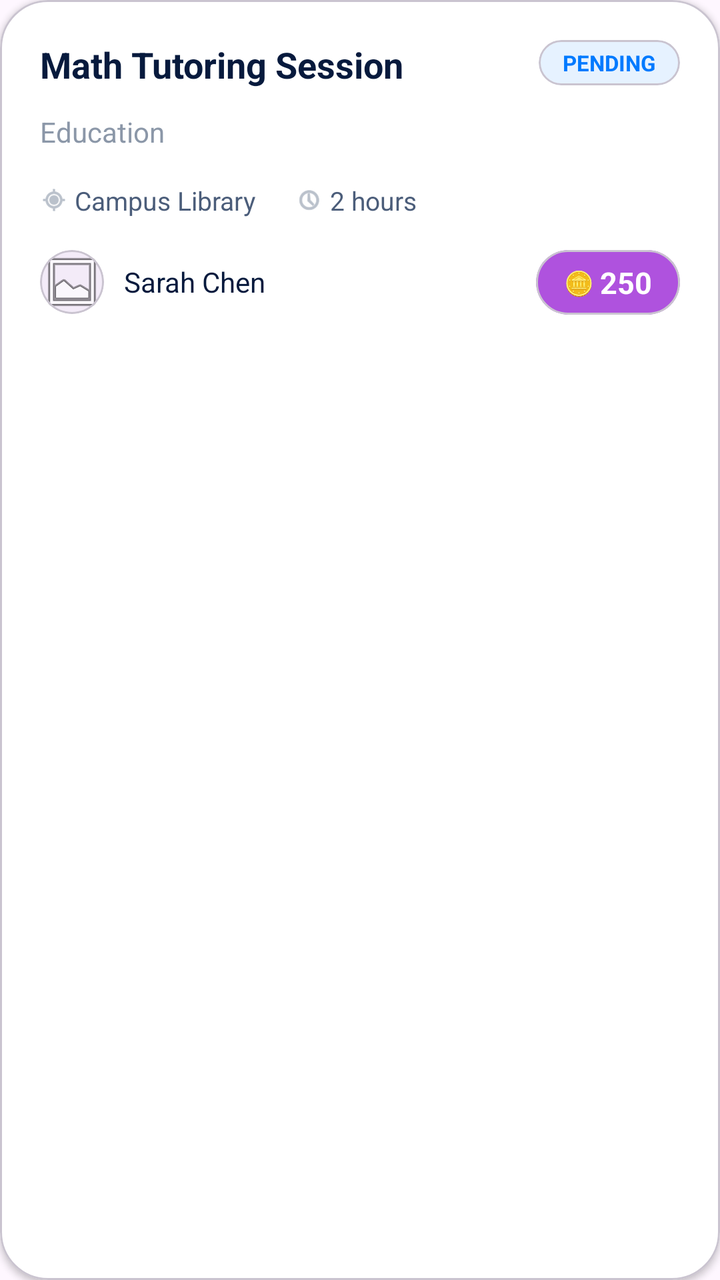
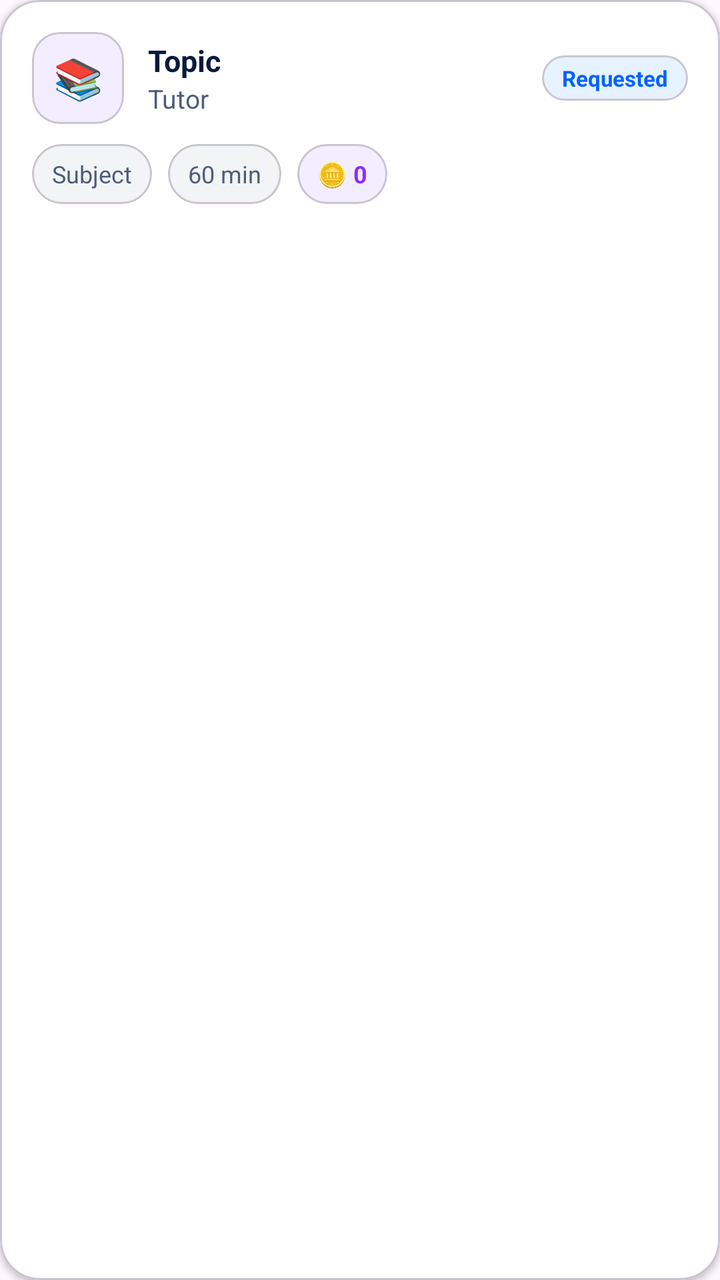

Screens rendered from an Android XML layout before and after an edit, with the pre-edit source and the edit as a unified diff.
<!-- AndroidManifest.xml: application theme Theme.PeerTutoringApollo -->
<!-- res/layout/item_session_request.xml -->
<?xml version="1.0" encoding="utf-8"?>
<com.google.android.material.card.MaterialCardView
    xmlns:android="http://schemas.android.com/apk/res/android"
    xmlns:app="http://schemas.android.com/apk/res-auto"
    android:layout_width="match_parent"
    android:layout_height="wrap_content"
    android:layout_marginBottom="16dp"
    app:cardCornerRadius="24dp"
    app:cardBackgroundColor="#FFFFFF"
    app:cardElevation="2dp">

    <LinearLayout
        android:layout_width="match_parent"
        android:layout_height="wrap_content"
        android:orientation="vertical"
        android:padding="20dp">

        
        <RelativeLayout
            android:layout_width="match_parent"
            android:layout_height="wrap_content"
            android:layout_marginBottom="12dp">

            <TextView
                android:id="@+id/tvTopic"
                android:layout_width="wrap_content"
                android:layout_height="wrap_content"
                android:layout_alignParentStart="true"
                android:layout_toStartOf="@id/cardStatusBadge"
                android:text="Math Tutoring Session"
                android:textColor="#071A3D"
                android:textSize="18sp"
                android:textStyle="bold" />

            <com.google.android.material.card.MaterialCardView
                android:id="@+id/cardStatusBadge"
                android:layout_width="wrap_content"
                android:layout_height="wrap_content"
                android:layout_alignParentEnd="true"
                app:cardCornerRadius="12dp"
                app:cardBackgroundColor="#E6F2FF"
                app:cardElevation="0dp">
                <TextView
                    android:id="@+id/tvStatusBadge"
                    android:layout_width="wrap_content"
                    android:layout_height="wrap_content"
                    android:paddingHorizontal="12dp"
                    android:paddingVertical="4dp"
                    android:text="PENDING"
                    android:textColor="#007AFF"
                    android:textSize="11sp"
                    android:textStyle="bold" />
            </com.google.android.material.card.MaterialCardView>
        </RelativeLayout>

        <TextView
            android:id="@+id/tvCategory"
            android:layout_width="wrap_content"
            android:layout_height="wrap_content"
            android:text="Education"
            android:textColor="#8B97A8"
            android:textSize="14sp"
            android:layout_marginBottom="16dp" />

        
        <LinearLayout
            android:layout_width="match_parent"
            android:layout_height="wrap_content"
            android:orientation="horizontal"
            android:layout_marginBottom="16dp">

            <LinearLayout android:layout_width="wrap_content" android:layout_height="wrap_content" android:orientation="horizontal" android:gravity="center_vertical" android:layout_marginEnd="20dp">
                <ImageView android:layout_width="14dp" android:layout_height="14dp" android:src="@android:drawable/ic_menu_mylocation" app:tint="#8B97A8" />
                <TextView android:id="@+id/tvLocation" android:layout_width="wrap_content" android:layout_height="wrap_content" android:text=" Campus Library" android:textColor="#4B5D7A" android:textSize="13sp" />
            </LinearLayout>

            <LinearLayout android:layout_width="wrap_content" android:layout_height="wrap_content" android:orientation="horizontal" android:gravity="center_vertical">
                <ImageView android:layout_width="14dp" android:layout_height="14dp" android:src="@android:drawable/ic_menu_recent_history" app:tint="#8B97A8" />
                <TextView android:id="@+id/tvDuration" android:layout_width="wrap_content" android:layout_height="wrap_content" android:text=" 2 hours" android:textColor="#4B5D7A" android:textSize="13sp" />
            </LinearLayout>
        </LinearLayout>

        
        <RelativeLayout
            android:layout_width="match_parent"
            android:layout_height="wrap_content">

            <LinearLayout
                android:layout_width="wrap_content"
                android:layout_height="wrap_content"
                android:orientation="horizontal"
                android:gravity="center_vertical"
                android:layout_alignParentStart="true">

                <com.google.android.material.card.MaterialCardView
                    android:layout_width="32dp"
                    android:layout_height="32dp"
                    app:cardCornerRadius="16dp"
                    app:cardElevation="0dp">
                    <ImageView
                        android:id="@+id/imgProvider"
                        android:layout_width="match_parent"
                        android:layout_height="match_parent"
                        android:scaleType="centerCrop"
                        android:src="@android:drawable/ic_menu_gallery" />
                </com.google.android.material.card.MaterialCardView>

                <TextView
                    android:id="@+id/tvProviderName"
                    android:layout_width="wrap_content"
                    android:layout_height="wrap_content"
                    android:text="Sarah Chen"
                    android:textColor="#071A3D"
                    android:textSize="14sp"
                    android:layout_marginStart="10dp" />
            </LinearLayout>

            <com.google.android.material.card.MaterialCardView
                android:layout_width="wrap_content"
                android:layout_height="wrap_content"
                android:layout_alignParentEnd="true"
                app:cardCornerRadius="16dp"
                app:cardBackgroundColor="#AF52DE"
                app:cardElevation="0dp">
                <LinearLayout android:layout_width="wrap_content" android:layout_height="wrap_content" android:paddingHorizontal="14dp" android:paddingVertical="6dp" android:gravity="center_vertical">
                    <TextView android:layout_width="wrap_content" android:layout_height="wrap_content" android:text="🪙 " android:textColor="#FFFFFF" android:textSize="12sp" />
                    <TextView android:id="@+id/tvTokens" android:layout_width="wrap_content" android:layout_height="wrap_content" android:text="250" android:textColor="#FFFFFF" android:textSize="15sp" android:textStyle="bold" />
                </LinearLayout>
            </com.google.android.material.card.MaterialCardView>
        </RelativeLayout>

        
        <TextView
            android:id="@+id/tvExpired"
            android:layout_width="wrap_content"
            android:layout_height="wrap_content"
            android:text="🕒 Expired"
            android:textColor="#FF3B30"
            android:textSize="12sp"
            android:layout_marginTop="12dp"
            android:visibility="gone" />

    </LinearLayout>
</com.google.android.material.card.MaterialCardView>
<!-- resources referenced by this layout -->
<resources>
  <style name="Theme.PeerTutoringApollo" parent="Base.Theme.PeerTutoringApollo" />
  <style name="Base.Theme.PeerTutoringApollo" parent="Theme.Material3.DayNight.NoActionBar">
          
          
      </style>
</resources>

<!-- the commit's change to res/layout/item_session_request.xml (unified diff, before → after) -->
@@ -2,143 +2,85 @@
 <com.google.android.material.card.MaterialCardView
     xmlns:android="http://schemas.android.com/apk/res/android"
     xmlns:app="http://schemas.android.com/apk/res-auto"
-    android:layout_width="match_parent"
-    android:layout_height="wrap_content"
-    android:layout_marginBottom="16dp"
-    app:cardCornerRadius="24dp"
-    app:cardBackgroundColor="#FFFFFF"
-    app:cardElevation="2dp">
+    android:layout_width="match_parent" android:layout_height="wrap_content"
+    android:layout_marginBottom="12dp"
+    app:cardCornerRadius="20dp" app:cardBackgroundColor="#FFFFFF" app:cardElevation="2dp"
+    android:clickable="true" android:focusable="true">
 
-    <LinearLayout
-        android:layout_width="match_parent"
-        android:layout_height="wrap_content"
-        android:orientation="vertical"
-        android:padding="20dp">
+    <LinearLayout android:layout_width="match_parent" android:layout_height="wrap_content"
+        android:orientation="vertical" android:padding="16dp">
 
-        
-        <RelativeLayout
-            android:layout_width="match_parent"
-            android:layout_height="wrap_content"
-            android:layout_marginBottom="12dp">
+        <LinearLayout android:layout_width="match_parent" android:layout_height="wrap_content"
+            android:orientation="horizontal" android:gravity="center_vertical"
+            android:layout_marginBottom="10dp">
 
-            <TextView
-                android:id="@+id/tvTopic"
-                android:layout_width="wrap_content"
-                android:layout_height="wrap_content"
-                android:layout_alignParentStart="true"
-                android:layout_toStartOf="@id/cardStatusBadge"
-                android:text="Math Tutoring Session"
-                android:textColor="#071A3D"
-                android:textSize="18sp"
-                android:textStyle="bold" />
+            
+            <com.google.android.material.card.MaterialCardView
+                android:layout_width="46dp" android:layout_height="46dp" android:layout_marginEnd="12dp"
+                app:cardCornerRadius="14dp" app:cardBackgroundColor="#F3EEFF" app:cardElevation="0dp">
+                <TextView android:layout_width="match_parent" android:layout_height="match_parent"
+                    android:gravity="center" android:text="📚" android:textSize="20sp"/>
+            </com.google.android.material.card.MaterialCardView>
 
-            <com.google.android.material.card.MaterialCardView
-                android:id="@+id/cardStatusBadge"
-                android:layout_width="wrap_content"
-                android:layout_height="wrap_content"
-                android:layout_alignParentEnd="true"
-                app:cardCornerRadius="12dp"
-                app:cardBackgroundColor="#E6F2FF"
-                app:cardElevation="0dp">
-                <TextView
-                    android:id="@+id/tvStatusBadge"
-                    android:layout_width="wrap_content"
-                    android:layout_height="wrap_content"
-                    android:paddingHorizontal="12dp"
-                    android:paddingVertical="4dp"
-                    android:text="PENDING"
-                    android:textColor="#007AFF"
-                    android:textSize="11sp"
-                    android:textStyle="bold" />
-            </com.google.android.material.card.MaterialCardView>
-        </RelativeLayout>
-
-        <TextView
-            android:id="@+id/tvCategory"
-            android:layout_width="wrap_content"
-            android:layout_height="wrap_content"
-            android:text="Education"
-            android:textColor="#8B97A8"
-            android:textSize="14sp"
-            android:layout_marginBottom="16dp" />
-
-        
-        <LinearLayout
-            android:layout_width="match_parent"
-            android:layout_height="wrap_content"
-            android:orientation="horizontal"
-            android:layout_marginBottom="16dp">
-
-            <LinearLayout android:layout_width="wrap_content" android:layout_height="wrap_content" android:orientation="horizontal" android:gravity="center_vertical" android:layout_marginEnd="20dp">
-                <ImageView android:layout_width="14dp" android:layout_height="14dp" android:src="@android:drawable/ic_menu_mylocation" app:tint="#8B97A8" />
-                <TextView android:id="@+id/tvLocation" android:layout_width="wrap_content" android:layout_height="wrap_content" android:text=" Campus Library" android:textColor="#4B5D7A" android:textSize="13sp" />
+            <LinearLayout android:layout_width="0dp" android:layout_height="wrap_content"
+                android:layout_weight="1" android:orientation="vertical">
+                <TextView android:id="@+id/tvTopic"
+                    android:layout_width="wrap_content" android:layout_height="wrap_content"
+                    android:text="Topic" android:textColor="#071A3D"
+                    android:textSize="15sp" android:textStyle="bold"/>
+                <TextView android:id="@+id/tvProviderName"
+                    android:layout_width="wrap_content" android:layout_height="wrap_content"
+                    android:text="Tutor" android:textColor="#4B5D7A" android:textSize="13sp"/>
             </LinearLayout>
 
-            <LinearLayout android:layout_width="wrap_content" android:layout_height="wrap_content" android:orientation="horizontal" android:gravity="center_vertical">
-                <ImageView android:layout_width="14dp" android:layout_height="14dp" android:src="@android:drawable/ic_menu_recent_history" app:tint="#8B97A8" />
-                <TextView android:id="@+id/tvDuration" android:layout_width="wrap_content" android:layout_height="wrap_content" android:text=" 2 hours" android:textColor="#4B5D7A" android:textSize="13sp" />
-            </LinearLayout>
+            
+            <com.google.android.material.card.MaterialCardView android:id="@+id/cardStatusBadge"
+                android:layout_width="wrap_content" android:layout_height="wrap_content"
+                app:cardCornerRadius="20dp" app:cardBackgroundColor="#E6F2FF" app:cardElevation="0dp">
+                <TextView android:id="@+id/tvStatusBadge"
+                    android:layout_width="wrap_content" android:layout_height="wrap_content"
+                    android:text="Requested" android:textColor="#0062FF"
+                    android:textSize="11sp" android:textStyle="bold"
+                    android:paddingHorizontal="10dp" android:paddingVertical="4dp"/>
+            </com.google.android.material.card.MaterialCardView>
         </LinearLayout>
 
         
-        <RelativeLayout
-            android:layout_width="match_parent"
-            android:layout_height="wrap_content">
-
-            <LinearLayout
-                android:layout_width="wrap_content"
-                android:layout_height="wrap_content"
-                android:orientation="horizontal"
-                android:gravity="center_vertical"
-                android:layout_alignParentStart="true">
-
-                <com.google.android.material.card.MaterialCardView
-                    android:layout_width="32dp"
-                    android:layout_height="32dp"
-                    app:cardCornerRadius="16dp"
-                    app:cardElevation="0dp">
-                    <ImageView
-                        android:id="@+id/imgProvider"
-                        android:layout_width="match_parent"
-                        android:layout_height="match_parent"
-                        android:scaleType="centerCrop"
-                        android:src="@android:drawable/ic_menu_gallery" />
-                </com.google.android.material.card.MaterialCardView>
-
-                <TextView
-                    android:id="@+id/tvProviderName"
-                    android:layout_width="wrap_content"
-                    android:layout_height="wrap_content"
-                    android:text="Sarah Chen"
-                    android:textColor="#071A3D"
-                    android:textSize="14sp"
-                    android:layout_marginStart="10dp" />
-            </LinearLayout>
-
+        <LinearLayout android:layout_width="match_parent" android:layout_height="wrap_content"
+            android:orientation="horizontal">
             <com.google.android.material.card.MaterialCardView
-                android:layout_width="wrap_content"
-                android:layout_height="wrap_content"
-                android:layout_alignParentEnd="true"
-                app:cardCornerRadius="16dp"
-                app:cardBackgroundColor="#AF52DE"
-                app:cardElevation="0dp">
-                <LinearLayout android:layout_width="wrap_content" android:layout_height="wrap_content" android:paddingHorizontal="14dp" android:paddingVertical="6dp" android:gravity="center_vertical">
-                    <TextView android:layout_width="wrap_content" android:layout_height="wrap_content" android:text="🪙 " android:textColor="#FFFFFF" android:textSize="12sp" />
-                    <TextView android:id="@+id/tvTokens" android:layout_width="wrap_content" android:layout_height="wrap_content" android:text="250" android:textColor="#FFFFFF" android:textSize="15sp" android:textStyle="bold" />
+                android:layout_width="wrap_content" android:layout_height="30dp" android:layout_marginEnd="8dp"
+                app:cardCornerRadius="15dp" app:cardBackgroundColor="#F3F4F6" app:cardElevation="0dp">
+                <TextView android:id="@+id/tvCategory"
+                    android:layout_width="wrap_content" android:layout_height="match_parent"
+                    android:gravity="center" android:text="Subject" android:textColor="#4B5D7A"
+                    android:textSize="12sp" android:paddingHorizontal="10dp"/>
+            </com.google.android.material.card.MaterialCardView>
+            <com.google.android.material.card.MaterialCardView
+                android:layout_width="wrap_content" android:layout_height="30dp" android:layout_marginEnd="8dp"
+                app:cardCornerRadius="15dp" app:cardBackgroundColor="#F3F4F6" app:cardElevation="0dp">
+                <TextView android:id="@+id/tvDuration"
+                    android:layout_width="wrap_content" android:layout_height="match_parent"
+                    android:gravity="center" android:text="60 min" android:textColor="#4B5D7A"
+                    android:textSize="12sp" android:paddingHorizontal="10dp"/>
+            </com.google.android.material.card.MaterialCardView>
+            <com.google.android.material.card.MaterialCardView
+                android:layout_width="wrap_content" android:layout_height="30dp"
+                app:cardCornerRadius="15dp" app:cardBackgroundColor="#F3EEFF" app:cardElevation="0dp">
+                <LinearLayout android:layout_width="wrap_content" android:layout_height="match_parent"
+                    android:orientation="horizontal" android:gravity="center_vertical" android:paddingHorizontal="10dp">
+                    <TextView android:layout_width="wrap_content" android:layout_height="wrap_content"
+                        android:text="🪙 " android:textSize="12sp"/>
+                    <TextView android:id="@+id/tvTokens"
+                        android:layout_width="wrap_content" android:layout_height="wrap_content"
+                        android:text="0" android:textColor="#8A2EFF" android:textSize="12sp" android:textStyle="bold"/>
                 </LinearLayout>
             </com.google.android.material.card.MaterialCardView>
-        </RelativeLayout>
+        </LinearLayout>
 
         
-        <TextView
-            android:id="@+id/tvExpired"
-            android:layout_width="wrap_content"
-            android:layout_height="wrap_content"
-            android:text="🕒 Expired"
-            android:textColor="#FF3B30"
-            android:textSize="12sp"
-            android:layout_marginTop="12dp"
-            android:visibility="gone" />
-
+        <TextView android:id="@+id/tvLocation"
+            android:layout_width="wrap_content" android:layout_height="wrap_content"
+            android:layout_marginTop="8dp" android:text="" android:textColor="#8B97A8" android:textSize="12sp"/>
     </LinearLayout>
 </com.google.android.material.card.MaterialCardView>
